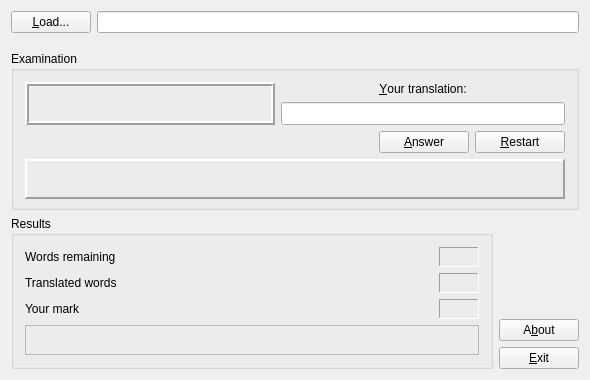
This is window.ui in olgerd27/words_teacher as Qt 5 draws it before an edit. The edited form follows.
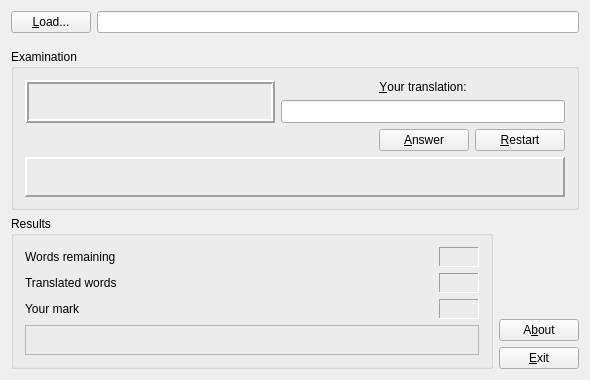
This is the edited form. Custom widgets are drawn as their Qt base class.

Commit message: Implement all collaborations Window and WordTeacher classes throught signal/slot connections.

Diff of the .ui file:
```diff
--- a/window.ui
+++ b/window.ui
@@ -70,7 +70,7 @@
      <property name="sizeHint" stdset="0">
       <size>
        <width>20</width>
-       <height>12</height>
+       <height>10</height>
       </size>
      </property>
     </spacer>
@@ -237,6 +237,9 @@
           <property name="text">
            <string>&amp;Restart</string>
           </property>
+          <property name="autoDefault">
+           <bool>true</bool>
+          </property>
          </widget>
         </item>
        </layout>
```
Left out of the diff: 11 changed lines with no effect on the pictures. The commit also changes 4 other files.
